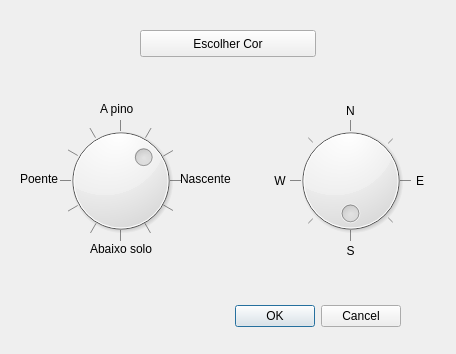
matferib/tabuleiro-virtual, file ifg/qt/ui/iluminacao.ui: the form before one commit.
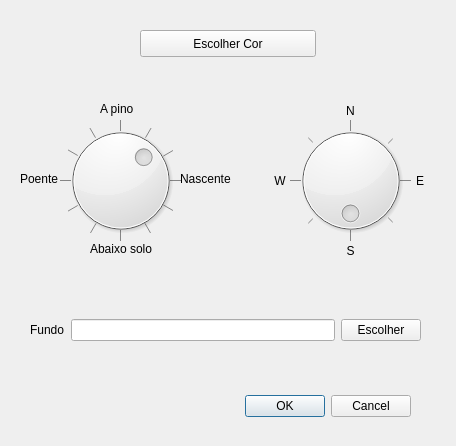
The form after the commit.

Commit message: comecando a funfar texturas

```diff
--- a/ifg/qt/ui/iluminacao.ui
+++ b/ifg/qt/ui/iluminacao.ui
@@ -7,7 +7,7 @@
     <x>0</x>
     <y>0</y>
     <width>456</width>
-    <height>354</height>
+    <height>446</height>
    </rect>
   </property>
   <property name="windowTitle">
@@ -16,8 +16,8 @@
   <widget class="QDialogButtonBox" name="botoes">
    <property name="geometry">
     <rect>
-     <x>60</x>
-     <y>300</y>
+     <x>70</x>
+     <y>390</y>
      <width>341</width>
      <height>32</height>
     </rect>
@@ -292,6 +292,35 @@
     <string>A pino</string>
    </property>
   </widget>
+  <widget class="QWidget" name="horizontalLayoutWidget">
+   <property name="geometry">
+    <rect>
+     <x>30</x>
+     <y>290</y>
+     <width>391</width>
+     <height>80</height>
+    </rect>
+   </property>
+   <layout class="QHBoxLayout" name="horizontalLayout">
+    <item>
+     <widget class="QLabel" name="label">
+      <property name="text">
+       <string>Fundo</string>
+      </property>
+     </widget>
+    </item>
+    <item>
+     <widget class="QLineEdit" name="linha_textura"/>
+    </item>
+    <item>
+     <widget class="QPushButton" name="botao_textura">
+      <property name="text">
+       <string>Escolher</string>
+      </property>
+     </widget>
+    </item>
+   </layout>
+  </widget>
  </widget>
  <resources/>
  <connections>
```
The commit also changes 10 other files.
